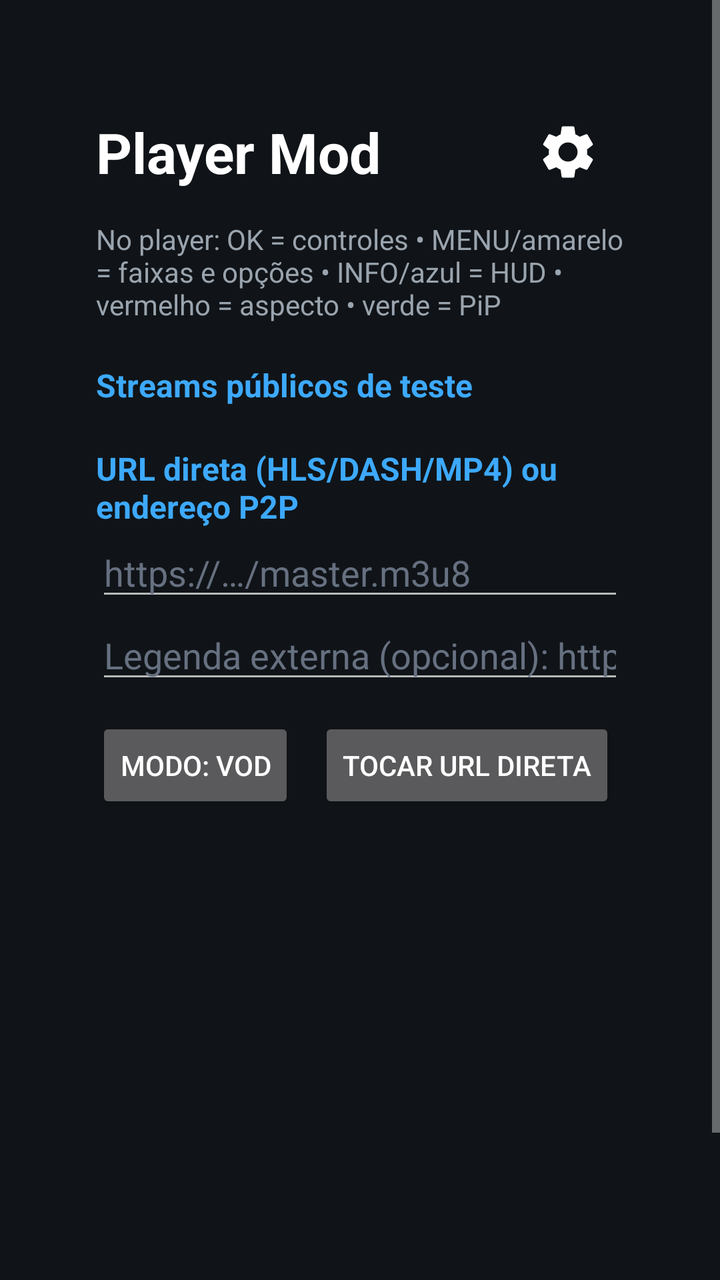
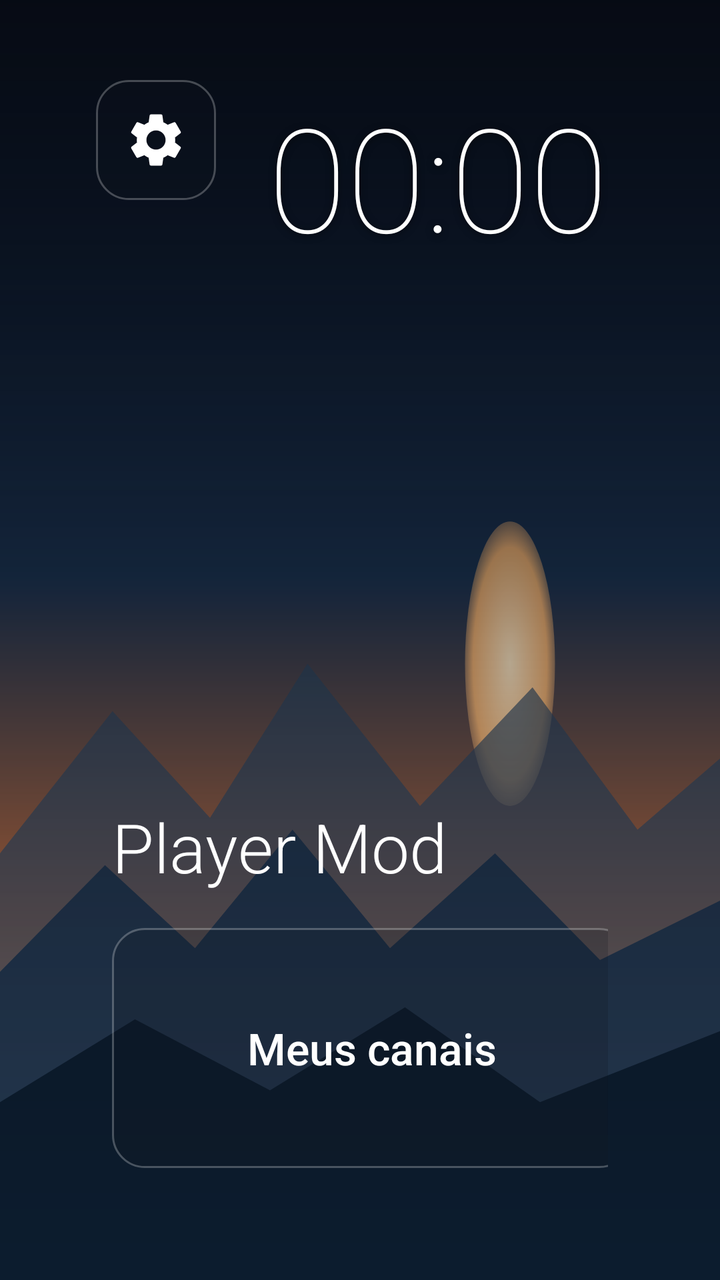

Two renders of the same Android screen: before a commit and after it. Below are the layout's source before the change and the commit's diff.
<!-- AndroidManifest.xml: activity theme Theme.Player -->
<!-- res/layout/activity_main.xml -->
<?xml version="1.0" encoding="utf-8"?>
<ScrollView xmlns:android="http://schemas.android.com/apk/res/android"
    android:layout_width="match_parent"
    android:layout_height="match_parent"
    android:background="#101418"
    android:fillViewport="true">

    <LinearLayout
        android:layout_width="match_parent"
        android:layout_height="wrap_content"
        android:orientation="vertical"
        android:padding="48dp">

        <LinearLayout
            android:layout_width="match_parent"
            android:layout_height="wrap_content"
            android:gravity="center_vertical"
            android:orientation="horizontal">

            <TextView
                android:layout_width="0dp"
                android:layout_height="wrap_content"
                android:layout_weight="1"
                android:text="Player Mod"
                android:textColor="#FFFFFF"
                android:textSize="28sp"
                android:textStyle="bold" />

            <ImageButton
                android:id="@+id/btn_gear"
                android:layout_width="56dp"
                android:layout_height="56dp"
                android:background="?android:attr/selectableItemBackgroundBorderless"
                android:contentDescription="Configurações"
                android:padding="8dp"
                android:src="@drawable/ic_gear" />
        </LinearLayout>

        <TextView
            android:layout_width="wrap_content"
            android:layout_height="wrap_content"
            android:layout_marginTop="6dp"
            android:layout_marginBottom="20dp"
            android:text="No player: OK = controles • MENU/amarelo = faixas e opções • INFO/azul = HUD • vermelho = aspecto • verde = PiP"
            android:textColor="#9AA4AE"
            android:textSize="14sp" />

        <TextView
            android:layout_width="wrap_content"
            android:layout_height="wrap_content"
            android:text="Streams públicos de teste"
            android:textColor="#3DA9FC"
            android:textSize="16sp"
            android:textStyle="bold" />

        <LinearLayout
            android:id="@+id/presets"
            android:layout_width="match_parent"
            android:layout_height="wrap_content"
            android:layout_marginBottom="20dp"
            android:orientation="vertical" />

        <TextView
            android:layout_width="wrap_content"
            android:layout_height="wrap_content"
            android:text="URL direta (HLS/DASH/MP4) ou endereço P2P"
            android:textColor="#3DA9FC"
            android:textSize="16sp"
            android:textStyle="bold" />

        <EditText
            android:id="@+id/url"
            android:layout_width="match_parent"
            android:layout_height="wrap_content"
            android:hint="https://…/master.m3u8"
            android:inputType="textUri"
            android:singleLine="true"
            android:textColor="#FFFFFF"
            android:textColorHint="#667080" />

        <EditText
            android:id="@+id/sub_url"
            android:layout_width="match_parent"
            android:layout_height="wrap_content"
            android:hint="Legenda externa (opcional): https://…/legenda.srt"
            android:inputType="textUri"
            android:singleLine="true"
            android:textColor="#FFFFFF"
            android:textColorHint="#667080" />

        <LinearLayout
            android:layout_width="match_parent"
            android:layout_height="wrap_content"
            android:layout_marginTop="12dp"
            android:orientation="horizontal">

            <Button
                android:id="@+id/btn_live"
                android:layout_width="wrap_content"
                android:layout_height="wrap_content"
                android:text="Modo: VOD" />

            <Button
                android:id="@+id/btn_play_url"
                android:layout_width="wrap_content"
                android:layout_height="wrap_content"
                android:layout_marginStart="12dp"
                android:text="Tocar URL direta" />

            <Button
                android:id="@+id/btn_load_list"
                android:layout_width="wrap_content"
                android:layout_height="wrap_content"
                android:layout_marginStart="12dp"
                android:text="Carregar lista M3U" />

            <Button
                android:id="@+id/btn_settings"
                android:layout_width="wrap_content"
                android:layout_height="wrap_content"
                android:layout_marginStart="12dp"
                android:text="Configurações" />

            <Button
                android:id="@+id/btn_play_p2p"
                android:layout_width="wrap_content"
                android:layout_height="wrap_content"
                android:layout_marginStart="12dp"
                android:text="Tocar via P2P" />
        </LinearLayout>
    </LinearLayout>
</ScrollView>
<!-- resources referenced by this layout -->
<resources>
  <!-- drawable ic_gear (drawable) -->
  <vector xmlns:android="http://schemas.android.com/apk/res/android"
      android:width="32dp" android:height="32dp"
      android:viewportWidth="24" android:viewportHeight="24"
      android:tint="#FFFFFF">
      <path android:fillColor="#FFFFFF"
          android:pathData="M19.14,12.94c0.04,-0.3 0.06,-0.61 0.06,-0.94c0,-0.32 -0.02,-0.64 -0.07,-0.94l2.03,-1.58c0.18,-0.14 0.23,-0.41 0.12,-0.61l-1.92,-3.32c-0.12,-0.22 -0.37,-0.29 -0.59,-0.22l-2.39,0.96c-0.5,-0.38 -1.03,-0.7 -1.62,-0.94L14.4,2.81c-0.04,-0.24 -0.24,-0.41 -0.48,-0.41h-3.84c-0.24,0 -0.43,0.17 -0.47,0.41L9.25,5.35C8.66,5.59 8.12,5.92 7.63,6.29L5.24,5.33c-0.22,-0.08 -0.47,0 -0.59,0.22L2.74,8.87C2.62,9.08 2.66,9.34 2.86,9.48l2.03,1.58C4.84,11.36 4.8,11.69 4.8,12s0.02,0.64 0.07,0.94l-2.03,1.58c-0.18,0.14 -0.23,0.41 -0.12,0.61l1.92,3.32c0.12,0.22 0.37,0.29 0.59,0.22l2.39,-0.96c0.5,0.38 1.03,0.7 1.62,0.94l0.36,2.54c0.05,0.24 0.24,0.41 0.48,0.41h3.84c0.24,0 0.44,-0.17 0.47,-0.41l0.36,-2.54c0.59,-0.24 1.13,-0.56 1.62,-0.94l2.39,0.96c0.22,0.08 0.47,0 0.59,-0.22l1.92,-3.32c0.12,-0.22 0.07,-0.47 -0.12,-0.61L19.14,12.94zM12,15.6c-1.98,0 -3.6,-1.62 -3.6,-3.6s1.62,-3.6 3.6,-3.6s3.6,1.62 3.6,3.6S13.98,15.6 12,15.6z" />
  </vector>
  <style name="Theme.Player" parent="Theme.AppCompat.NoActionBar">
          <item name="android:windowNoTitle">true</item>
          <item name="android:windowFullscreen">true</item>
          <item name="android:windowBackground">@android:color/black</item>
      </style>
</resources>

<!-- the commit's change to res/layout/activity_main.xml (unified diff, before → after) -->
@@ -1,132 +1,119 @@
 <?xml version="1.0" encoding="utf-8"?>
-<ScrollView xmlns:android="http://schemas.android.com/apk/res/android"
+<FrameLayout xmlns:android="http://schemas.android.com/apk/res/android"
     android:layout_width="match_parent"
     android:layout_height="match_parent"
-    android:background="#101418"
-    android:fillViewport="true">
+    android:background="@drawable/wallpaper">
 
+    
+    <View
+        android:layout_width="match_parent"
+        android:layout_height="match_parent"
+        android:background="@drawable/scrim" />
+
+    
+    <LinearLayout
+        android:layout_width="wrap_content"
+        android:layout_height="wrap_content"
+        android:layout_gravity="top|end"
+        android:layout_marginTop="40dp"
+        android:layout_marginEnd="56dp"
+        android:gravity="end"
+        android:orientation="vertical">
+
+        <TextView
+            android:id="@+id/clock_time"
+            android:layout_width="wrap_content"
+            android:layout_height="wrap_content"
+            android:fontFamily="sans-serif-thin"
+            android:text="00:00"
+            android:textColor="#FFFFFF"
+            android:textSize="72sp"
+            android:shadowColor="#80000000"
+            android:shadowDx="0" android:shadowDy="2" android:shadowRadius="8" />
+
+        <TextView
+            android:id="@+id/clock_date"
+            android:layout_width="wrap_content"
+            android:layout_height="wrap_content"
+            android:layout_marginTop="-6dp"
+            android:fontFamily="sans-serif-light"
+            android:text=""
+            android:textColor="#D9FFFFFF"
+            android:textSize="20sp" />
+    </LinearLayout>
+
+    
+    <ImageButton
+        android:id="@+id/btn_gear"
+        android:layout_width="60dp"
+        android:layout_height="60dp"
+        android:layout_gravity="top|start"
+        android:layout_marginTop="40dp"
+        android:layout_marginStart="48dp"
+        android:background="@drawable/card_bg"
+        android:contentDescription="Configurações"
+        android:padding="12dp"
+        android:src="@drawable/ic_gear" />
+
+    
     <LinearLayout
         android:layout_width="match_parent"
         android:layout_height="wrap_content"
+        android:layout_gravity="bottom|start"
         android:orientation="vertical"
-        android:padding="48dp">
-
-        <LinearLayout
-            android:layout_width="match_parent"
-            android:layout_height="wrap_content"
-            android:gravity="center_vertical"
-            android:orientation="horizontal">
-
-            <TextView
-                android:layout_width="0dp"
-                android:layout_height="wrap_content"
-                android:layout_weight="1"
-                android:text="Player Mod"
-                android:textColor="#FFFFFF"
-                android:textSize="28sp"
-                android:textStyle="bold" />
-
-            <ImageButton
-                android:id="@+id/btn_gear"
-                android:layout_width="56dp"
-                android:layout_height="56dp"
-                android:background="?android:attr/selectableItemBackgroundBorderless"
-                android:contentDescription="Configurações"
-                android:padding="8dp"
-                android:src="@drawable/ic_gear" />
-        </LinearLayout>
+        android:paddingStart="56dp"
+        android:paddingEnd="56dp"
+        android:paddingBottom="56dp">
 
         <TextView
             android:layout_width="wrap_content"
             android:layout_height="wrap_content"
-            android:layout_marginTop="6dp"
-            android:layout_marginBottom="20dp"
-            android:text="No player: OK = controles • MENU/amarelo = faixas e opções • INFO/azul = HUD • vermelho = aspecto • verde = PiP"
-            android:textColor="#9AA4AE"
-            android:textSize="14sp" />
+            android:fontFamily="sans-serif-light"
+            android:text="Player Mod"
+            android:textColor="#FFFFFF"
+            android:textSize="34sp" />
 
-        <TextView
+        
+        <LinearLayout
             android:layout_width="wrap_content"
             android:layout_height="wrap_content"
-            android:text="Streams públicos de teste"
-            android:textColor="#3DA9FC"
-            android:textSize="16sp"
-            android:textStyle="bold" />
-
-        <LinearLayout
-            android:id="@+id/presets"
-            android:layout_width="match_parent"
-            android:layout_height="wrap_content"
-            android:layout_marginBottom="20dp"
-            android:orientation="vertical" />
-
-        <TextView
-            android:layout_width="wrap_content"
-            android:layout_height="wrap_content"
-            android:text="URL direta (HLS/DASH/MP4) ou endereço P2P"
-            android:textColor="#3DA9FC"
-            android:textSize="16sp"
-            android:textStyle="bold" />
-
-        <EditText
-            android:id="@+id/url"
-            android:layout_width="match_parent"
-            android:layout_height="wrap_content"
-            android:hint="https://…/master.m3u8"
-            android:inputType="textUri"
-            android:singleLine="true"
-            android:textColor="#FFFFFF"
-            android:textColorHint="#667080" />
-
-        <EditText
-            android:id="@+id/sub_url"
-            android:layout_width="match_parent"
-            android:layout_height="wrap_content"
-            android:hint="Legenda externa (opcional): https://…/legenda.srt"
-            android:inputType="textUri"
-            android:singleLine="true"
-            android:textColor="#FFFFFF"
-            android:textColorHint="#667080" />
-
-        <LinearLayout
-            android:layout_width="match_parent"
-            android:layout_height="wrap_content"
-            android:layout_marginTop="12dp"
+            android:layout_marginTop="18dp"
             android:orientation="horizontal">
 
             <Button
-                android:id="@+id/btn_live"
-                android:layout_width="wrap_content"
-                android:layout_height="wrap_content"
-                android:text="Modo: VOD" />
+                android:id="@+id/card_channels"
+                android:layout_width="260dp"
+                android:layout_height="120dp"
+                android:background="@drawable/card_bg"
+                android:fontFamily="sans-serif-medium"
+                android:text="Meus canais"
+                android:textAllCaps="false"
+                android:textColor="@color/card_text"
+                android:textSize="22sp" />
 
             <Button
-                android:id="@+id/btn_play_url"
-                android:layout_width="wrap_content"
-                android:layout_height="wrap_content"
-                android:layout_marginStart="12dp"
-                android:text="Tocar URL direta" />
+                android:id="@+id/card_settings"
+                android:layout_width="260dp"
+                android:layout_height="120dp"
+                android:layout_marginStart="20dp"
+                android:background="@drawable/card_bg"
+                android:fontFamily="sans-serif-medium"
+                android:text="Configurações"
+                android:textAllCaps="false"
+                android:textColor="@color/card_text"
+                android:textSize="22sp" />
 
             <Button
-                android:id="@+id/btn_load_list"
-                android:layout_width="wrap_content"
-                android:layout_height="wrap_content"
-                android:layout_marginStart="12dp"
-                android:text="Carregar lista M3U" />
-
-            <Button
-                android:id="@+id/btn_settings"
-                android:layout_width="wrap_content"
-                android:layout_height="wrap_content"
-                android:layout_marginStart="12dp"
-                android:text="Configurações" />
-
-            <Button
-                android:id="@+id/btn_play_p2p"
-                android:layout_width="wrap_content"
-                android:layout_height="wrap_content"
-                android:layout_marginStart="12dp"
-                android:text="Tocar via P2P" />
+                android:id="@+id/card_test"
+                android:layout_width="260dp"
+                android:layout_height="120dp"
+                android:layout_marginStart="20dp"
+                android:background="@drawable/card_bg"
+                android:fontFamily="sans-serif-medium"
+                android:text="Testar URL / demos"
+                android:textAllCaps="false"
+                android:textColor="@color/card_text"
+                android:textSize="22sp" />
         </LinearLayout>
     </LinearLayout>
-</ScrollView>
+</FrameLayout>
<!-- resource entries referenced after the edit -->
@@ -1,5 +1,28 @@
 <!-- resources referenced by this layout -->
 <resources>
+  <!-- drawable card_bg (drawable) -->
+  <?xml version="1.0" encoding="utf-8"?>
+  <selector xmlns:android="http://schemas.android.com/apk/res/android">
+      <item android:state_focused="true">
+          <shape android:shape="rectangle">
+              <solid android:color="#F2FFFFFF" />
+              <corners android:radius="16dp" />
+          </shape>
+      </item>
+      <item android:state_pressed="true">
+          <shape android:shape="rectangle">
+              <solid android:color="#F2FFFFFF" />
+              <corners android:radius="16dp" />
+          </shape>
+      </item>
+      <item>
+          <shape android:shape="rectangle">
+              <solid android:color="#33101722" />
+              <stroke android:width="1dp" android:color="#40FFFFFF" />
+              <corners android:radius="16dp" />
+          </shape>
+      </item>
+  </selector>
   <!-- drawable ic_gear (drawable) -->
   <vector xmlns:android="http://schemas.android.com/apk/res/android"
       android:width="32dp" android:height="32dp"
@@ -8,6 +31,17 @@
       <path android:fillColor="#FFFFFF"
           android:pathData="M19.14,12.94c0.04,-0.3 0.06,-0.61 0.06,-0.94c0,-0.32 -0.02,-0.64 -0.07,-0.94l2.03,-1.58c0.18,-0.14 0.23,-0.41 0.12,-0.61l-1.92,-3.32c-0.12,-0.22 -0.37,-0.29 -0.59,-0.22l-2.39,0.96c-0.5,-0.38 -1.03,-0.7 -1.62,-0.94L14.4,2.81c-0.04,-0.24 -0.24,-0.41 -0.48,-0.41h-3.84c-0.24,0 -0.43,0.17 -0.47,0.41L9.25,5.35C8.66,5.59 8.12,5.92 7.63,6.29L5.24,5.33c-0.22,-0.08 -0.47,0 -0.59,0.22L2.74,8.87C2.62,9.08 2.66,9.34 2.86,9.48l2.03,1.58C4.84,11.36 4.8,11.69 4.8,12s0.02,0.64 0.07,0.94l-2.03,1.58c-0.18,0.14 -0.23,0.41 -0.12,0.61l1.92,3.32c0.12,0.22 0.37,0.29 0.59,0.22l2.39,-0.96c0.5,0.38 1.03,0.7 1.62,0.94l0.36,2.54c0.05,0.24 0.24,0.41 0.48,0.41h3.84c0.24,0 0.44,-0.17 0.47,-0.41l0.36,-2.54c0.59,-0.24 1.13,-0.56 1.62,-0.94l2.39,0.96c0.22,0.08 0.47,0 0.59,-0.22l1.92,-3.32c0.12,-0.22 0.07,-0.47 -0.12,-0.61L19.14,12.94zM12,15.6c-1.98,0 -3.6,-1.62 -3.6,-3.6s1.62,-3.6 3.6,-3.6s3.6,1.62 3.6,3.6S13.98,15.6 12,15.6z" />
   </vector>
+  <!-- drawable scrim (drawable) -->
+  <?xml version="1.0" encoding="utf-8"?>
+  <shape xmlns:android="http://schemas.android.com/apk/res/android" android:shape="rectangle">
+      <gradient
+          android:angle="90"
+          android:startColor="#00000000"
+          android:centerColor="#4D000000"
+          android:endColor="#CC05080D"
+          android:type="linear" />
+  </shape>
+  <!-- drawable wallpaper: vector/xml drawable (drawable, 2048 chars, omitted) -->
   <style name="Theme.Player" parent="Theme.AppCompat.NoActionBar">
           <item name="android:windowNoTitle">true</item>
           <item name="android:windowFullscreen">true</item>
